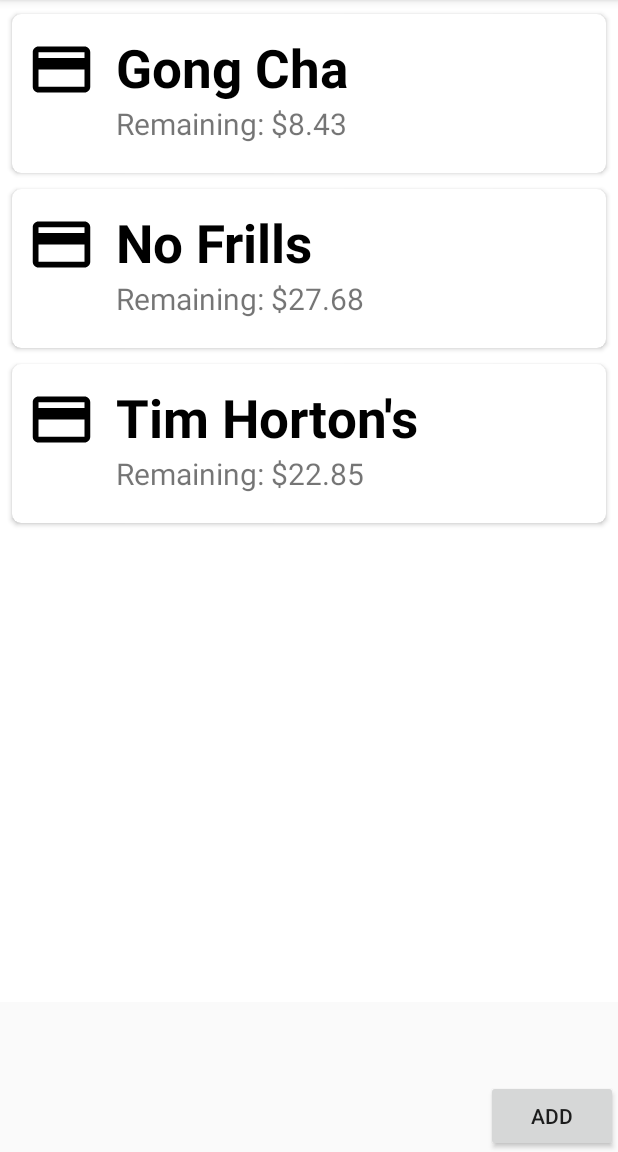
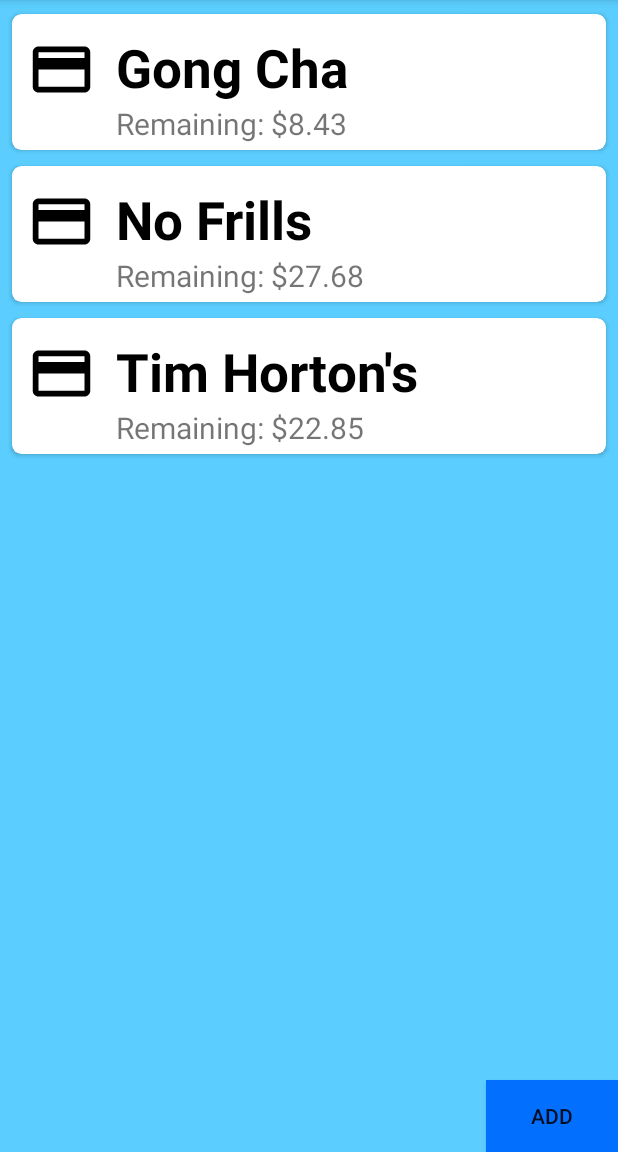
Before and after one commit to eliu72/ellehacks2020, an Android app: the BudgetAccount screen opened directly, with no data from a screen before it, on a phone screen of 412 x 824 dp, the part 84-1236 px from its top. Run offline under Robolectric (Android 15) with nearby library versions, the phone set to English and light mode, and no system bars.

Commit message:
colorized

```diff
--- a/BudgetApp1/app/src/main/res/layout/activity_budget_account.xml
+++ b/BudgetApp1/app/src/main/res/layout/activity_budget_account.xml
@@ -4,6 +4,7 @@
     xmlns:tools="http://schemas.android.com/tools"
     android:layout_width="match_parent"
     android:layout_height="match_parent"
+    android:background="#5BCEFF"
     android:orientation="vertical"
     tools:context=".MainActivity">
 
@@ -11,10 +12,10 @@
         android:id="@+id/recyclerView"
         android:layout_width="match_parent"
         android:layout_height="match_parent"
+        android:layout_marginBottom="100dp"
+        android:background="#5BCEFF"
         android:padding="4dp"
-        android:scrollbars="vertical"
-        android:background="@android:color/background_light"
-        android:layout_marginBottom="100dp"/>
+        android:scrollbars="vertical" />
 
     <!--<EditText
         android:id="@+id/edittext_insert"
@@ -29,9 +30,10 @@
         android:id="@+id/button_insert"
         android:layout_width="wrap_content"
         android:layout_height="wrap_content"
-        android:text="Add"
+        android:layout_alignParentRight="true"
         android:layout_alignParentBottom="true"
-        android:layout_alignParentRight="true"/>
+        android:background="#036FFF"
+        android:text="Add" />
     <!--android:layout_alignBottom="@id/edittext_insert"
     android:layout_toEndOf="@id/edittext_insert"/>-->
 
--- a/BudgetApp1/app/src/main/res/layout/activity_main.xml
+++ b/BudgetApp1/app/src/main/res/layout/activity_main.xml
@@ -4,7 +4,7 @@
     xmlns:tools="http://schemas.android.com/tools"
     android:layout_width="fill_parent"
     android:layout_height="match_parent"
-    android:background="#FFFFFF"
+    android:background="#5BCEFF"
     android:orientation="vertical"
     tools:context=".MainActivity">
 
@@ -18,7 +18,7 @@
         android:layout_marginTop="180dp"
         android:layout_marginEnd="17dp"
         android:layout_marginRight="17dp"
-        android:background="#2196F3"
+        android:background="#002196F3"
         android:baselineAligned="false"
         android:text="Enter account information"
         android:textColor="@android:color/white"
@@ -53,7 +53,7 @@
         android:layout_marginStart="85dp"
         android:layout_marginLeft="85dp"
         android:layout_marginBottom="194dp"
-        android:background="#03A9F4"
+        android:background="#036FFF"
         android:text="Login"
         android:textColor="@android:color/white"
         android:textSize="24dp" />
--- a/BudgetApp1/app/src/main/res/layout/card1.xml
+++ b/BudgetApp1/app/src/main/res/layout/card1.xml
@@ -37,9 +37,8 @@
             android:layout_width="wrap_content"
             android:layout_height="wrap_content"
             android:layout_below="@+id/textView"
+            android:layout_marginLeft="65dp"
             android:text="Budget: $0.00       Spent: $0.00     Remaining: $0.00"
-            android:layout_marginLeft="65dp"
-            android:layout_marginBottom="15dp"
             android:textSize="20sp" />
 
 
```
